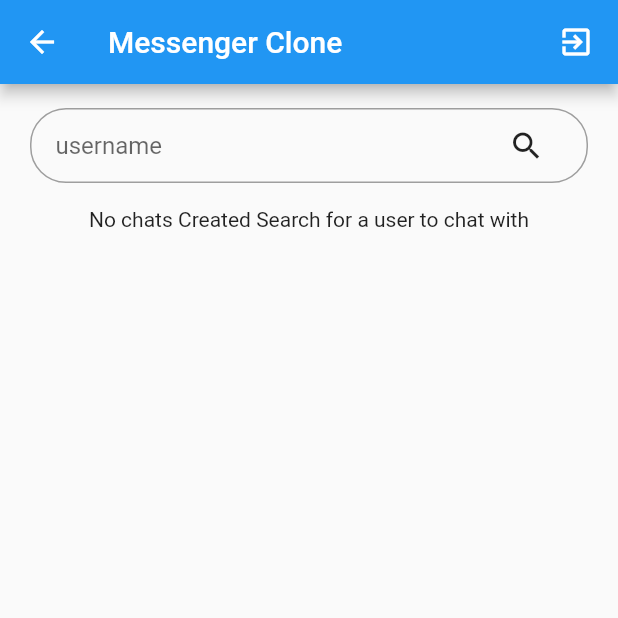
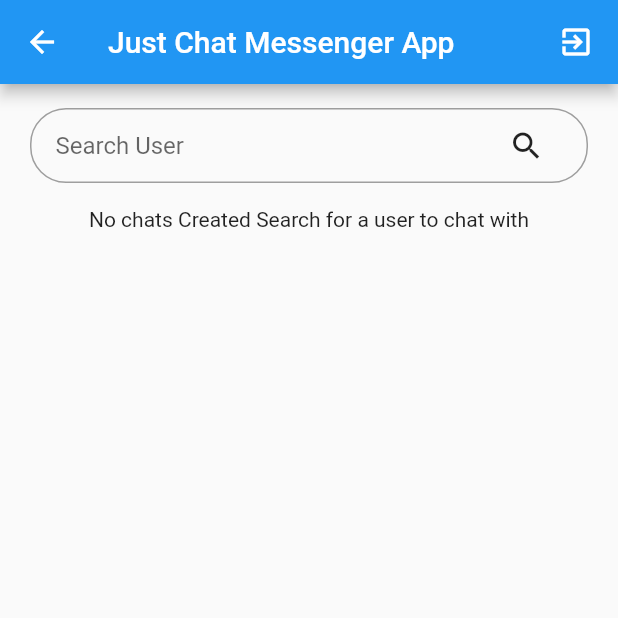
Before and after one commit to patrickwitter/JustChat-Messenger-App-, a Flutter app: the Home screen opened by its route, on a phone screen of 412 x 824 dp, the top half of it. Run offline on Flutter 3.47's test engine with Material 2 defaults, Android fonts, the phone set to English and light mode, and no system bars; our stand-ins replace cloud_firestore, firebase_auth, firebase_core, get, google_sign_in, random_string and 1 more; missing offline and left inert: optimized_cached_image; accounts and stored records are empty.

Commit message:
Completed main functionalities

```diff
--- a/lib/viewmodel/chatlist_tile_viewmodel.dart
+++ b/lib/viewmodel/chatlist_tile_viewmodel.dart
@@ -26,9 +26,6 @@ class ChatListTileViewModel extends GetxController {
     _username.value = chatRoomId.replaceAll(myUsername, "").replaceAll("_", "");
     QuerySnapshot querySnapshot =
         await _firebaseService.getUserInfo(_username.value);
-    print(
-        "something bla bla ${querySnapshot.docs[0].id} ${querySnapshot.docs[0]["name"]}  ${querySnapshot.docs[0]["imgUrl"]}");
-    // _name.value = "${querySnapshot.docs[0]["username"]} ";
     _name.value = myUsername;
     _profilePicUrl.value = "${querySnapshot.docs[0]["imgUrl"]}";
   }
--- a/lib/views/home.dart
+++ b/lib/views/home.dart
@@ -16,7 +16,7 @@ class Home extends StatelessWidget {
           print("on home");
           return Scaffold(
             appBar: AppBar(
-              title: Text("Messenger Clone ${model.myUserName}"),
+              title: Text("Just Chat Messenger App"),
               actions: [
                 InkWell(
                   onTap: () {
@@ -67,7 +67,7 @@ class Home extends StatelessWidget {
                                     model.searchUsernameEditingController,
                                 decoration: InputDecoration(
                                     border: InputBorder.none,
-                                    hintText: "username"),
+                                    hintText: "Search User"),
                               )),
                               IconButton(
                                   onPressed: () {
--- a/lib/views/searchlist_usertile.dart
+++ b/lib/views/searchlist_usertile.dart
@@ -19,7 +19,8 @@ class SearchListUserTile extends StatelessWidget {
   Widget build(BuildContext context) {
     return BaseView<SearchListUserTileViewModel>(
       builder: (context, model) {
-        return GestureDetector(
+        return InkWell(
+          splashColor: Colors.blue,
           onTap: () {
             model.createChatRoom(username);
           },
--- a/pubspec.yaml
+++ b/pubspec.yaml
@@ -41,6 +41,8 @@ dependencies:
   google_sign_in: ^5.3.3
   cloud_firestore: ^3.1.18
   random_string: ^2.3.1
+  cached_network_image: ^3.2.0
+  optimized_cached_image: ^3.0.1
 
 dev_dependencies:
   flutter_test:
```
Also changed, not shown: lib/viewmodel/home_viewmodel.dart (+6 -3 lines), lib/views/chatroom_listtile.dart (+10 -6 lines), pubspec.lock, 1 other file.
